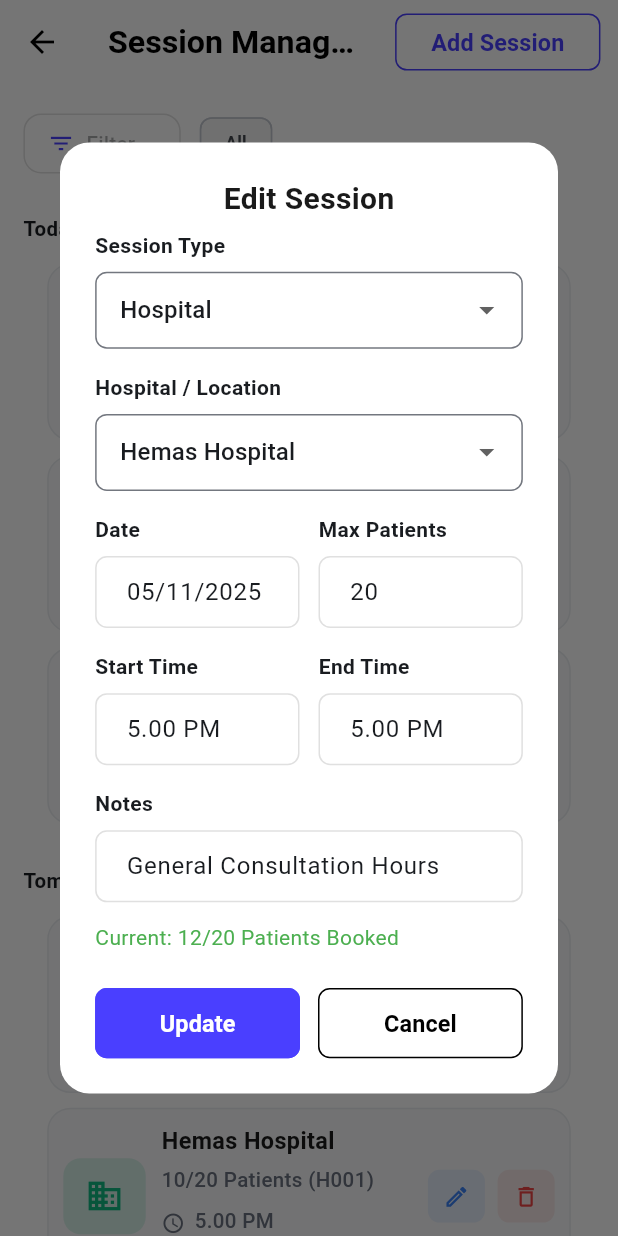
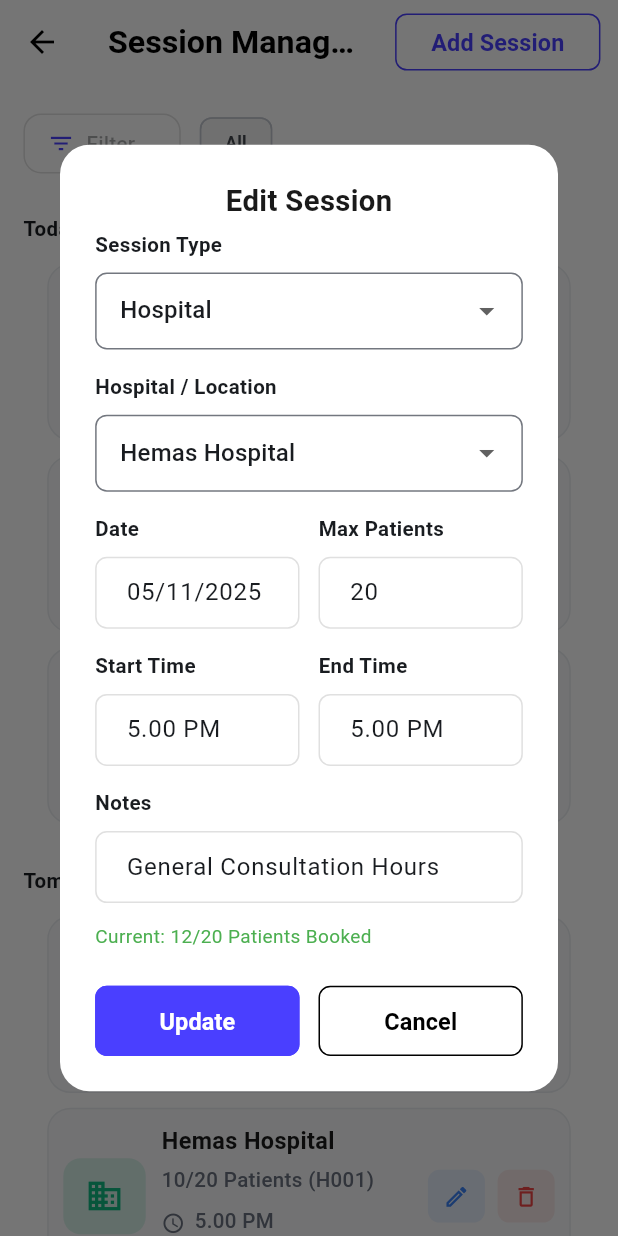
Before and after one commit to eChanneling-Revamp/Doctor-App, a Flutter app: the SessionScreen screen opened directly, after a tap on the "edit" icon, on a phone screen of 412 x 824 dp. Run offline on Flutter 3.47's test engine with Material 3 defaults, Android fonts, the phone set to English and light mode, and no system bars; our stand-ins replace fl_chart, flutter_dotenv, flutter_screenutil, pdf, share_plus, signature; missing offline and left inert: pdfx, zego_uikit_prebuilt_call.

Commit message:
Use responsive sizing in session widgets
Convert fixed-sized widgets and styles to responsive units (.h/.w/.sp) across session widgets. Replace const Text/SizedBox usages where dynamic sizing is required, update title font to 20.sp, label fonts to 14.sp, status text to 13.sp, and spacing to use responsive widths/heights. This enables proper scaling across screen sizes and removes consts that prevented runtime scaling.

```diff
--- a/doctorapp/lib/widgets/session_widgets/add_session_widgets.dart
+++ b/doctorapp/lib/widgets/session_widgets/add_session_widgets.dart
@@ -111,8 +111,6 @@ class _AddSessionFormState extends State<AddSessionForm> {
               }
             },
           ),
-          const SizedBox(height: 40),
-          // Spacer
           SizedBox(height: 40.h),
         ],
       ),
--- a/doctorapp/lib/widgets/session_widgets/edit_session_widgets.dart
+++ b/doctorapp/lib/widgets/session_widgets/edit_session_widgets.dart
@@ -159,11 +159,11 @@ class _EditSessionModalState extends State<EditSessionModal> {
                 crossAxisAlignment: CrossAxisAlignment.start,
                 children: [
                   // Title
-                  const Center(
+                  Center(
                     child: Text(
                       'Edit Session',
                       style: TextStyle(
-                        fontSize: 20,
+                        fontSize: 20.sp,
                         fontWeight: FontWeight.w700,
                         color: Color(0xFF1A1A1A),
                       ),
@@ -209,7 +209,7 @@ class _EditSessionModalState extends State<EditSessionModal> {
                           },
                         ),
                       ),
-                      const SizedBox(width: 12),
+                      SizedBox(width: 12.w),
                       Expanded(
                         child: CustomButton(
                           text: 'Cancel',
--- a/doctorapp/lib/widgets/session_widgets/session_form_fields.dart
+++ b/doctorapp/lib/widgets/session_widgets/session_form_fields.dart
@@ -38,9 +38,9 @@ class SessionFormFields extends StatelessWidget {
       crossAxisAlignment: CrossAxisAlignment.start,
       children: [
         SizedBox(height: 6.h),
-        const Text(
+        Text(
           'Session Type',
-          style: TextStyle(fontWeight: FontWeight.w600),
+          style: TextStyle(fontSize: 14.sp, fontWeight: FontWeight.w600),
         ),
         SizedBox(height: 8.h),
         DropdownButtonFormField<String>(
@@ -66,9 +66,9 @@ class SessionFormFields extends StatelessWidget {
         ),
 
         SizedBox(height: 16.h),
-        const Text(
+        Text(
           'Hospital / Location',
-          style: TextStyle(fontWeight: FontWeight.w600),
+          style: TextStyle(fontSize: 14.sp, fontWeight: FontWeight.w600),
         ),
         SizedBox(height: 8.h),
         DropdownButtonFormField<String>(
@@ -108,9 +108,9 @@ class SessionFormFields extends StatelessWidget {
               child: Column(
                 crossAxisAlignment: CrossAxisAlignment.start,
                 children: [
-                  const Text(
+                  Text(
                     'Date',
-                    style: TextStyle(fontWeight: FontWeight.w600),
+                    style: TextStyle(fontSize: 14.sp, fontWeight: FontWeight.w600),
                   ),
                   SizedBox(height: 8.h),
                   GestureDetector(
@@ -147,9 +147,9 @@ class SessionFormFields extends StatelessWidget {
               child: Column(
                 crossAxisAlignment: CrossAxisAlignment.start,
                 children: [
-                  const Text(
+                  Text(
                     'Max Patients',
-                    style: TextStyle(fontWeight: FontWeight.w600),
+                    style: TextStyle(fontSize: 14.sp, fontWeight: FontWeight.w600),
                   ),
                   SizedBox(height: 8.h),
                   CustomTextField(
@@ -170,9 +170,9 @@ class SessionFormFields extends StatelessWidget {
               child: Column(
                 crossAxisAlignment: CrossAxisAlignment.start,
                 children: [
-                  const Text(
+                  Text(
                     'Start Time',
-                    style: TextStyle(fontWeight: FontWeight.w600),
+                    style: TextStyle(fontSize: 14.sp, fontWeight: FontWeight.w600),
                   ),
                   SizedBox(height: 8.h),
                   GestureDetector(
@@ -193,9 +193,9 @@ class SessionFormFields extends StatelessWidget {
               child: Column(
                 crossAxisAlignment: CrossAxisAlignment.start,
                 children: [
-                  const Text(
+                  Text(
                     'End Time',
-                    style: TextStyle(fontWeight: FontWeight.w600),
+                    style: TextStyle(fontSize: 14.sp, fontWeight: FontWeight.w600),
                   ),
                   SizedBox(height: 8.h),
                   GestureDetector(
@@ -215,7 +215,7 @@ class SessionFormFields extends StatelessWidget {
         ),
 
         SizedBox(height: 16.h),
-        const Text('Notes', style: TextStyle(fontWeight: FontWeight.w600)),
+        Text('Notes', style: TextStyle(fontSize: 14.sp, fontWeight: FontWeight.w600)),
         SizedBox(height: 8.h),
         CustomTextField(
           hintText: 'Video Consultation Slots',
@@ -225,7 +225,7 @@ class SessionFormFields extends StatelessWidget {
         SizedBox(height: 14.h),
         Text(
           'Current: 12/${maxPatientsController.text} Patients Booked',
-          style: const TextStyle(color: Colors.green),
+          style: TextStyle(fontSize: 13.sp, color: Colors.green),
         ),
 
         SizedBox(height: 24.h),
```
